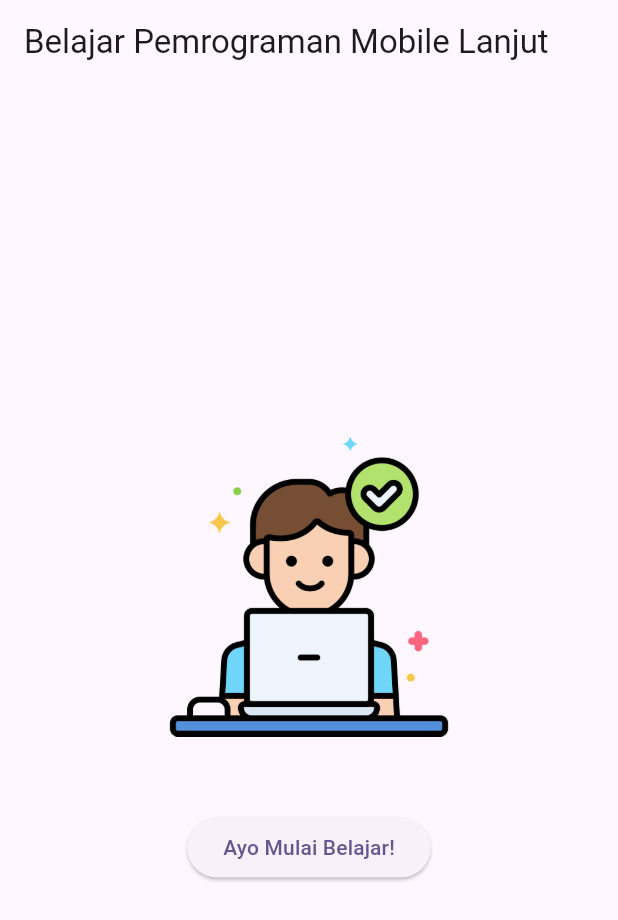
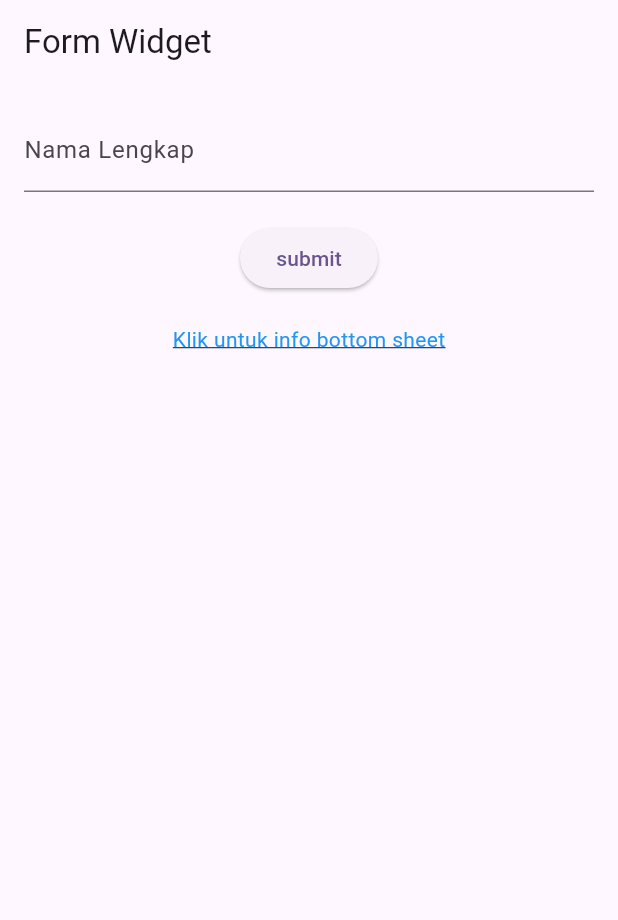
Before and after one commit to kiisann/prak-mobilelanjut-2417051030, a Flutter app: the screen it shows after launch, on a phone screen of 412 x 824 dp. Shown: the top 920 px of the screen. Run offline on Flutter 3.47's test engine with Material 3 defaults, Android fonts, the phone set to English and light mode, and no system bars.

Commit message:
Membuat form interaktif pertemuan 4

```diff
--- /dev/null
+++ b/lib/form_widget.dart
@@ -0,0 +1,67 @@
+import 'package:flutter/material.dart';
+
+class FormWidget extends StatefulWidget {
+  const FormWidget({ super.key });
+
+  @override
+  State<FormWidget> createState() => _FormWidgetState();
+}
+
+class _FormWidgetState extends State<FormWidget> {
+  final _formKey = GlobalKey<FormState>();
+  final TextEditingController _namaController = TextEditingController();
+
+  @override
+  Widget build(BuildContext context){
+    return Scaffold(
+      appBar: AppBar(title: const Text("Form Widget")),
+      body: Padding(
+        padding: const EdgeInsets.all(16.0),
+        child: Form(
+          key: _formKey,
+          child: Column(
+            children: [
+              TextFormField(
+                controller: _namaController,
+                decoration: const InputDecoration(labelText: 'Nama Lengkap'),
+                validator: (value) => value!.isEmpty ? 'Nama tidak boleh kosong' : null,
+              ),
+              SizedBox(height: 20),
+              ElevatedButton(onPressed: () {
+                if(_formKey.currentState!.validate()) {
+                  showDialog(context: context,
+                  builder: (context) => AlertDialog(
+                    title: const Text("Sukses"),
+                    content: Text("Halo ${_namaController.text}!"),
+                    actions: [
+                      TextButton(onPressed: () => Navigator.pop(context),
+                      child: const Text("OK"))
+                    ],
+                  )
+                  );
+                }
+              },
+              child: Text("submit"),
+              ),
+              SizedBox(height: 20),
+              GestureDetector(
+                onTap: () {
+                  showModalBottomSheet(context: context,
+                  builder: (context) => Padding(
+                    padding: const EdgeInsets.all(16.0),
+                    child: const Text("Ini adalah bottom sheet"),
+                    ),
+                  );
+                },
+                child: const Text("Klik untuk info bottom sheet", style: TextStyle(
+                  color: Colors.blue,
+                  decoration: TextDecoration.underline,
+                ),),
+              )
+            ],
+          )
+          ),
+        ),
+    );
+  }
+}
--- a/lib/main.dart
+++ b/lib/main.dart
@@ -1,7 +1,8 @@
 import 'package:flutter/material.dart';
-import 'row_widget.dart';
-import 'column_widget.dart';
-import 'first_widget.dart';
+// import 'row_widget.dart';
+// import 'column_widget.dart';
+// import 'first_widget.dart';
+import 'form_widget.dart';
 
 void main() {
   runApp(const MyApp());
@@ -20,7 +21,7 @@
           ),
           useMaterial3: true,
       ),
-      home: const FirstWidget(),
+      home: const FormWidget(),
       );
   }
 }
```
